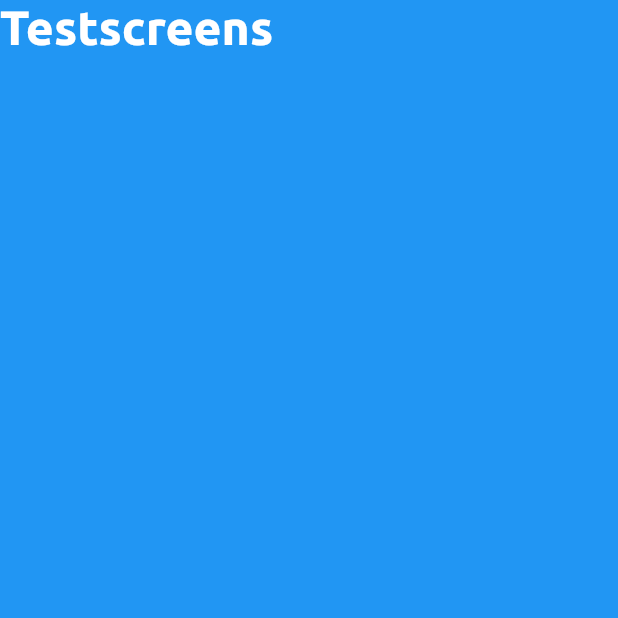
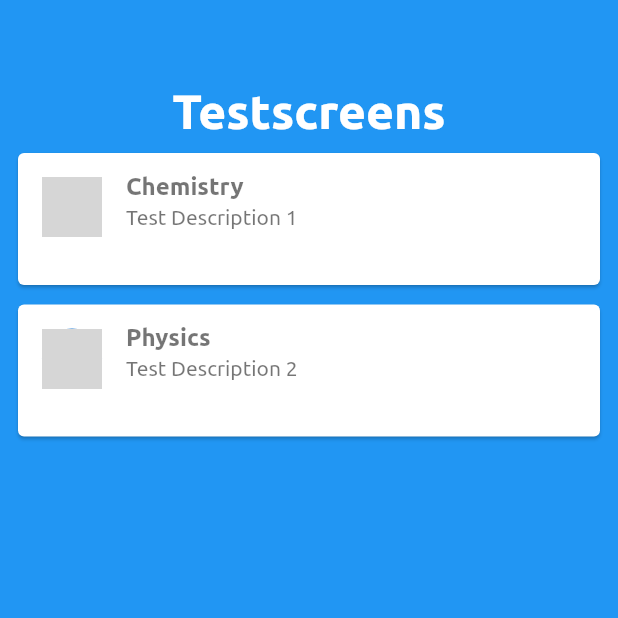
Before and after one commit to gooberu/testscreens, a Flutter app: the screen it shows after launch, on a phone screen of 412 x 824 dp, the top half of it. Run offline on Flutter 3.47's test engine with Material 2 defaults, Android fonts, the phone set to English and light mode, and no system bars; network calls fail; grey boxes are pictures that could not be loaded.

Commit message:
commit for testscreens-checkpoint-03 - SubjectList Model

```diff
--- /dev/null
+++ b/assets/subjects.json
@@ -0,0 +1,32 @@
+{
+    "subjects": [
+        {
+        "name": "Chemistry",
+        "online": true,
+        "id": 1,
+        "pictures": [
+            "http://lorempixel.com/400/200/people",
+            "http://lorempixel.com/400/200/technics"
+            ],
+        "like_counter": 2,
+        "location": "St James, WA",
+        "tags": ["TauBetaPi", "Chemistry101Study", "GooberU"],
+        "description": "Test Description 1",
+        "image_url": "http://via.placeholder.com/100x100"
+        },
+        {
+        "name": "Physics",
+        "online": false,
+        "id": 2,
+        "pictures": [
+            "http://lorempixel.com/400/200/people",
+            "http://lorempixel.com/400/200/technics"
+            ],
+        "like_counter": 1,
+        "location": "St James, WA",
+        "tags": ["TauBetaPi", "Physics101Study", "GooberU"],
+        "description": "Test Description 2",
+        "image_url": "http://via.placeholder.com/100x100"
+        }
+    ]
+    }
--- /dev/null
+++ b/lib/models/subject.dart
@@ -0,0 +1,30 @@
+import 'package:meta/meta.dart';
+
+class Subject {
+  final int externalId;
+  final String name;
+  final String description;
+  final String avatarUrl;
+  final String location;
+  final int likeCounter;
+  final bool isOnline;
+  final List<String> pictures;
+  final List<String> tags;
+
+  Subject({
+    @required this.externalId,
+    @required this.name,
+    @required this.description,
+    @required this.avatarUrl,
+    @required this.location,
+    @required this.likeCounter,
+    @required this.isOnline,
+    @required this.pictures,
+    @required this.tags,
+  });
+
+  @override
+  String toString() {
+    return "Subject $externalId is named $name";
+  }
+}
--- /dev/null
+++ b/lib/services/api.dart
@@ -0,0 +1,24 @@
+import 'dart:convert';
+import 'package:testscreens/models/subject.dart';
+
+class SubjectApi {
+  static List<Subject> allSubjectsFromJson(String jsonData) {
+    List<Subject> subjects = [];
+    json.decode(jsonData)['subjects'].forEach((subject) => subjects.add(_fromMap(subject)));
+    return subjects;
+  }
+
+  static Subject _fromMap(Map<String, dynamic> map) {
+    return new Subject(
+      externalId: map['id'],
+      name: map['name'],
+      description: map['description'],
+      avatarUrl: map['image_url'],
+      location: map['location'],
+      likeCounter: map['like_counter'],
+      isOnline: map['online'],
+      pictures: new List<String>.from(map['pictures']),
+      tags: new List<String>.from(map['tags']),
+    );
+  }
+}
--- a/lib/ui/subject_list.dart
+++ b/lib/ui/subject_list.dart
@@ -1,3 +1,6 @@
+import 'dart:async';
+import 'package:testscreens/models/subject.dart';
+import 'package:testscreens/services/api.dart';
 import 'package:flutter/material.dart';
 
 class SubjectList extends StatefulWidget {
@@ -6,6 +9,51 @@ class SubjectList extends StatefulWidget {
 }
 
 class _SubjectListState extends State<SubjectList> {
+  List<Subject> _subjects = [];
+
+  @override
+  void initState() {
+    super.initState();
+    _loadSubjects();
+  }
+
+  _loadSubjects() async {
+    String fileData = await DefaultAssetBundle.of(context).loadString("assets/subjects.json");
+    setState(() {
+      _subjects = SubjectApi.allSubjectsFromJson(fileData);
+    });
+  }
+
+  Widget _buildSubjectItem(BuildContext context, int index) {
+    Subject subject = _subjects[index];
+    return new Container(
+      margin: const EdgeInsets.only(top: 5.0),
+      child: new Card(
+        child: new Column(
+          mainAxisSize: MainAxisSize.min,
+          children: <Widget>[
+            new ListTile(
+              //onTap: () => _navigateToSubjectDetails(subject, index),
+              leading: new Hero(
+                tag: index,
+                child: new CircleAvatar(
+                  backgroundImage: new NetworkImage(subject.avatarUrl),
+                ),
+              ),
+              title: new Text(
+                subject.name,
+                style: new TextStyle(fontWeight: FontWeight.bold, color: Colors.black54),
+              ),
+              subtitle: new Text(subject.description),
+              isThreeLine: true, // Less Cramped Tile
+              dense: false, // Less Cramped Tile
+            ),
+          ],
+        ),
+      ),
+    );
+  }
+
   Widget _getAppTitleWidget(){
     return new Text(
       'Testscreens',
@@ -17,11 +65,48 @@ class _SubjectListState extends State<SubjectList> {
     );
   }
 
+  Widget _buildBody() {
+    return new Container(
+      margin: const EdgeInsets.fromLTRB(
+        8.0,  // A left margin of 8.0
+        56.0, // A top margin of 56.0
+        8.0,  // A right margin of 8.0
+        0.0   // A bottom margin of 0.0
+      ),
+      child: new Column(
+        // A column widget can have several
+        // widgets that are placed in a top down fashion
+        children: <Widget>[
+          _getAppTitleWidget(),
+          _getListViewWidget()
+        ],
+      ),
+    );
+  }
+
+  Future<Null> refresh() {
+    _loadSubjects();
+    return new Future<Null>.value();
+  }
+
+  Widget _getListViewWidget() {
+    return new Flexible(
+      child: new RefreshIndicator(
+        onRefresh: refresh,
+        child: new ListView.builder(
+          physics: const AlwaysScrollableScrollPhysics(),
+          itemCount: _subjects.length,
+          itemBuilder: _buildSubjectItem
+        )
+      )
+    );
+  }
+
   @override
   Widget build(BuildContext context) {
     return new Scaffold(
       backgroundColor: Colors.blue,
-      body: _getAppTitleWidget(),
+      body: _buildBody(),
     );
   }
 }
--- a/pubspec.yaml
+++ b/pubspec.yaml
@@ -16,3 +16,6 @@ flutter:
         - asset: fonts/Ubuntu-Regular.ttf
         - asset: fonts/Ubuntu-Bold.ttf
   uses-material-design: true
+
+  assets:
+    - assets/subjects.json
```
Also changed, not shown: 1 other file.
